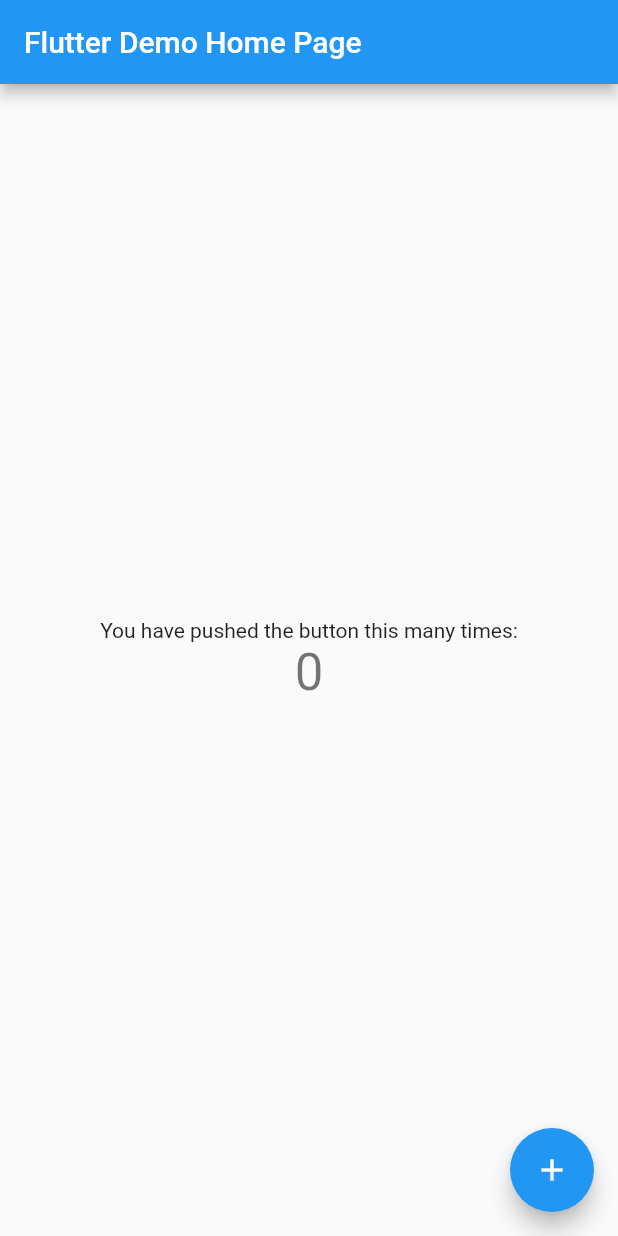
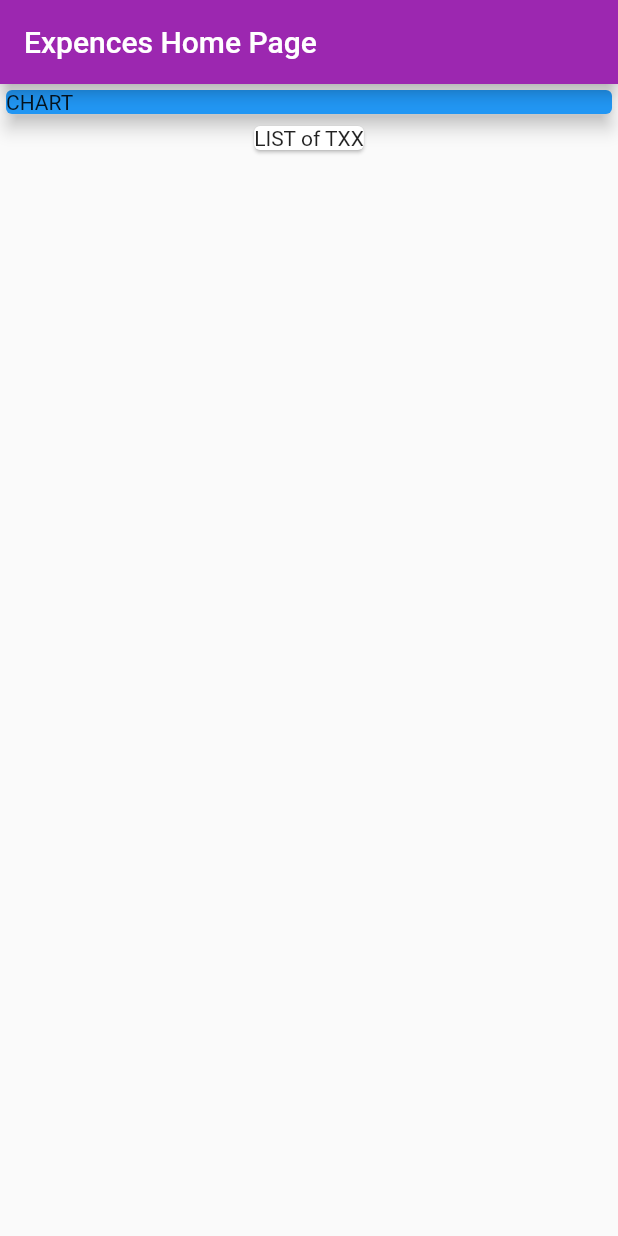
Before and after one commit to chemickypes/flutter_udemy_course, a Flutter app: the screen it shows after launch, on a phone screen of 412 x 824 dp. Run offline on Flutter 3.47's test engine with Material 2 defaults, Android fonts, the phone set to English and light mode, and no system bars.

Commit message:
foo experiment

```diff
--- a/expences/lib/main.dart
+++ b/expences/lib/main.dart
@@ -6,20 +6,17 @@ class MyApp extends StatelessWidget {
   @override
   Widget build(BuildContext context) {
     return MaterialApp(
-      title: 'Flutter Demo',
+      title: 'Expences',
       theme: ThemeData(
-
-        primarySwatch: Colors.blue,
+        primarySwatch: Colors.purple,
       ),
-      home: MyHomePage(title: 'Flutter Demo Home Page'),
+      home: MyHomePage(title: 'Expences Home Page'),
     );
   }
 }
 
 class MyHomePage extends StatefulWidget {
   MyHomePage({Key key, this.title}) : super(key: key);
-
-
   final String title;
 
   @override
@@ -27,43 +24,24 @@ class MyHomePage extends StatefulWidget {
 }
 
 class _MyHomePageState extends State<MyHomePage> {
-  int _counter = 0;
-
-  void _incrementCounter() {
-    setState(() {
-
-      _counter++;
-    });
-  }
-
   @override
   Widget build(BuildContext context) {
-
     return Scaffold(
       appBar: AppBar(
-
         title: Text(widget.title),
       ),
-      body: Center(
-
-        child: Column(
-
-          mainAxisAlignment: MainAxisAlignment.center,
-          children: <Widget>[
-            Text(
-              'You have pushed the button this many times:',
+      body: Column(
+        children: <Widget>[
+          Container(
+            width: double.infinity,
+            child: Card(
+              color: Colors.blue,
+              child: Text('CHART'),
+              elevation: 5,
             ),
-            Text(
-              '$_counter',
-              style: Theme.of(context).textTheme.display1,
-            ),
-          ],
-        ),
-      ),
-      floatingActionButton: FloatingActionButton(
-        onPressed: _incrementCounter,
-        tooltip: 'Increment',
-        child: Icon(Icons.add),
+          ),
+          Card(child: Text('LIST of TXX'))
+        ],
       ),
     );
   }
```
